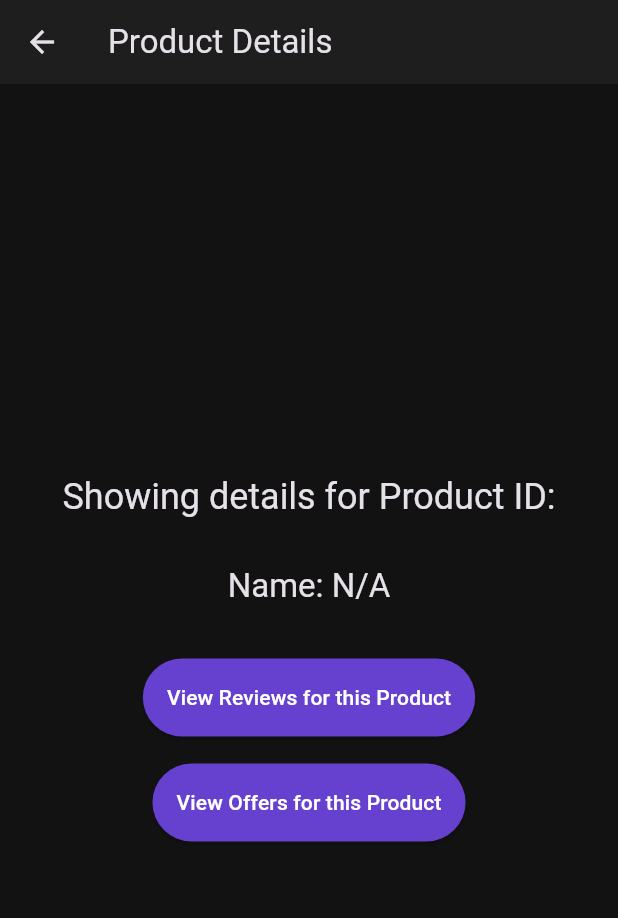
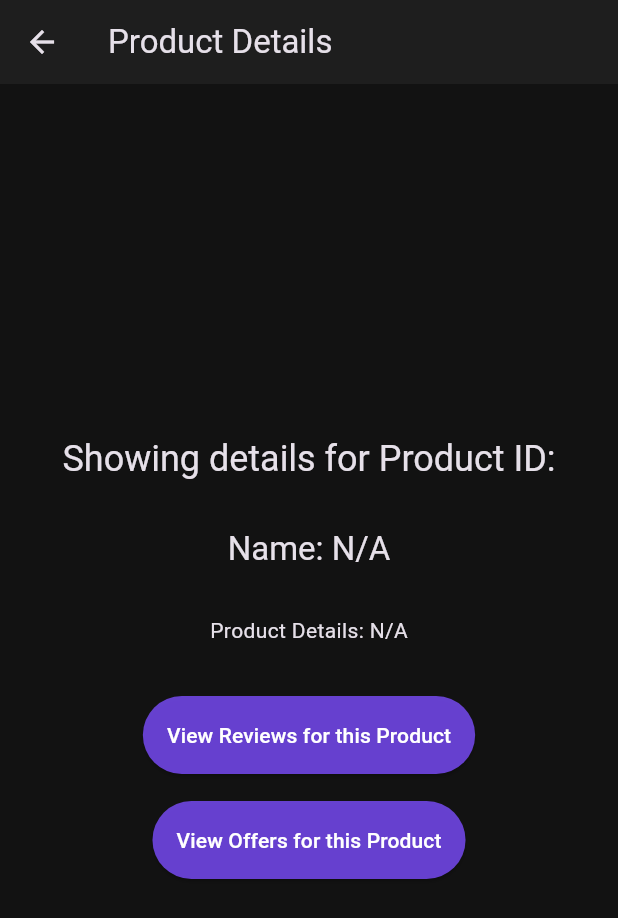
Before and after one commit to itsarvinddev/auto_go_route, a Flutter app: the ProductDetailsRoute screen opened directly with empty values, on a phone screen of 412 x 824 dp. Shown: the top 918 px of the screen. Run offline on Flutter 3.47's test engine with Material 3 defaults, Android fonts, the phone set to English and light mode, and no system bars; our stand-ins replace equatable, glob, go_router; missing offline and left inert: analyzer, build, code_builder, dart_style, source_gen.

Commit message:
Update to version 1.0.7: Add support for extra parameters and fix nested routes; update documentation in CHANGELOG, README, and example app to reflect new features and improvements.

```diff
--- a/example/lib/src/app_router.dart
+++ b/example/lib/src/app_router.dart
@@ -8,6 +8,8 @@ import 'package:go_router/go_router.dart';
 
 import '../main.dart';
 import 'auth_service.dart';
+import 'presentation/models/product.dart';
+import 'presentation/models/user.dart';
 import 'presentation/screens/dashboard_shell.dart';
 import 'presentation/screens/error_screen.dart';
 import 'presentation/screens/feature_screen.dart';
--- /dev/null
+++ b/example/lib/src/presentation/models/product.dart
@@ -0,0 +1,47 @@
+class Product {
+  final String? id;
+  final String? name;
+  final String? description;
+  final String? image;
+  final String? price;
+  final String? category;
+  final String? brand;
+  final String? color;
+
+  Product({
+    this.id,
+    this.name,
+    this.description,
+    this.image,
+    this.price,
+    this.category,
+    this.brand,
+    this.color,
+  });
+
+  factory Product.fromJson(Map<String, dynamic> json) {
+    return Product(
+      id: json['id'],
+      name: json['name'],
+      description: json['description'],
+      image: json['image'],
+      price: json['price'],
+      category: json['category'],
+      brand: json['brand'],
+      color: json['color'],
+    );
+  }
+
+  Map<String, dynamic> toJson() {
+    return {
+      'id': id,
+      'name': name,
+      'description': description,
+      'image': image,
+      'price': price,
+      'category': category,
+      'brand': brand,
+      'color': color,
+    };
+  }
+}
--- a/example/lib/src/presentation/screens/home_screen.dart
+++ b/example/lib/src/presentation/screens/home_screen.dart
@@ -6,6 +6,7 @@ import 'package:go_router/go_router.dart';
 import 'package:provider/provider.dart';
 
 import '../../auth_service.dart';
+import '../models/product.dart';
 import '../widgets/route_button.dart';
 import 'dashboard_shell.dart';
 
@@ -63,6 +64,13 @@ class HomeRoute extends StatelessWidget {
             onPressed: () => context.pushToProductDetailsRoute(
               id: '123',
               queries: {'name': 'Product 123'},
+              extra: Product(
+                id: '123',
+                name: 'Product 123',
+                description: 'Description of Product 123',
+                image: 'https://via.placeholder.com/150',
+                price: '100',
+              ),
             ),
           ),
           RouteButton(
--- a/example/lib/src/presentation/screens/product_screens.dart
+++ b/example/lib/src/presentation/screens/product_screens.dart
@@ -3,6 +3,7 @@ import 'package:auto_go_route/auto_go_route.dart';
 import 'package:example/src/app_router.dart';
 import 'package:flutter/material.dart';
 
+import '../models/product.dart';
 import '../widgets/route_button.dart';
 
 @AutoGoRoute(path: '/products')
@@ -31,7 +32,13 @@ class ProductListRoute extends StatelessWidget {
 class ProductDetailsRoute extends StatelessWidget {
   final String id;
   final String? name;
-  const ProductDetailsRoute({super.key, required this.id, this.name});
+  final Product? product;
+  const ProductDetailsRoute({
+    super.key,
+    required this.id,
+    this.name,
+    this.product,
+  });
 
   @override
   Widget build(BuildContext context) {
@@ -52,6 +59,11 @@ class ProductDetailsRoute extends StatelessWidget {
               Text(
                 'Name: ${name ?? 'N/A'}',
                 style: Theme.of(context).textTheme.titleLarge,
+              ),
+              const SizedBox(height: 30),
+              Text(
+                'Product Details: ${product?.toJson().toString() ?? 'N/A'}',
+                style: Theme.of(context).textTheme.bodyMedium,
               ),
               const SizedBox(height: 30),
               RouteButton(
--- a/generator/pubspec.yaml
+++ b/generator/pubspec.yaml
@@ -1,5 +1,5 @@
 name: auto_go_route_generator
-version: 1.0.6
+version: 1.0.7
 description: Code generator for auto_go_route package
 
 homepage: https://github.com/itsarvinddev/auto_go_route
--- a/pubspec.yaml
+++ b/pubspec.yaml
@@ -1,5 +1,5 @@
 name: auto_go_route
-version: 1.0.6
+version: 1.0.7
 description: A powerful, type-safe, and feature-rich routing package for Flutter GoRouter with automatic code generation.
 
 homepage: https://github.com/itsarvinddev/auto_go_route
```
Also changed, not shown: example/lib/src/presentation/models/user.dart (added, +15 -0 lines), example/lib/src/presentation/screens/profile_screen.dart (+103 -1 lines), generator/lib/src/generators/route_generator.dart (+78 -40 lines), example/lib/src/app_router.routes.g.dart, 3 other files.
